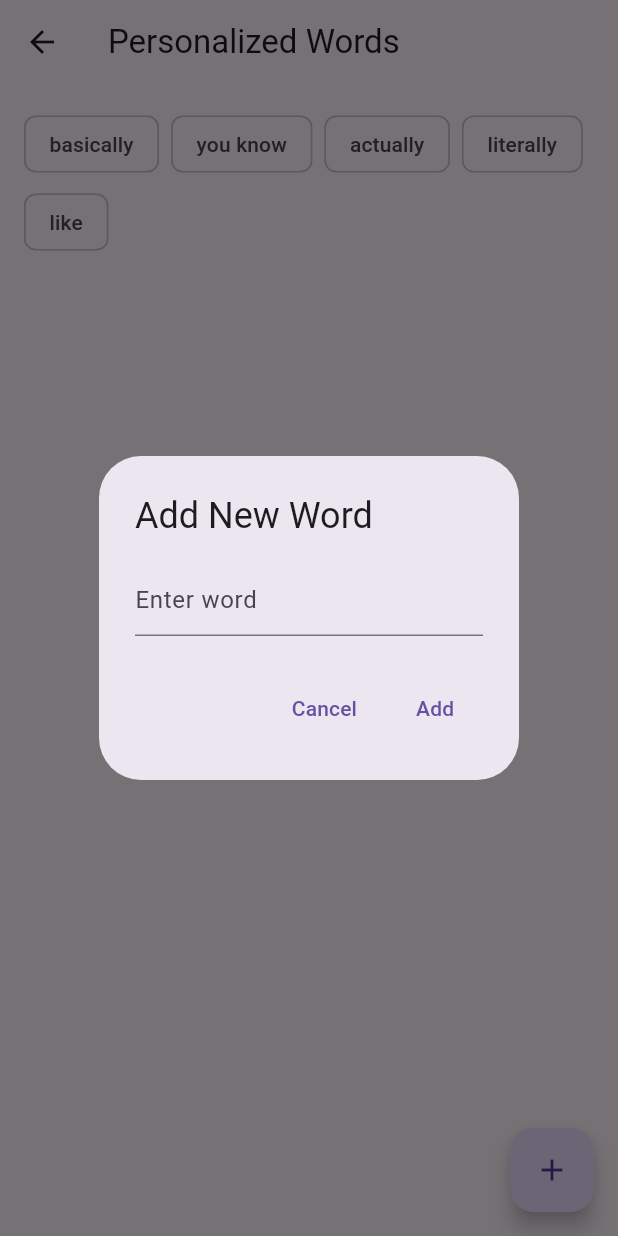
After one commit to BettinaGotiu/licenta_app, a Flutter app: the PersonalizedWordsPage screen opened directly, after a tap on the "add" icon, on a phone screen of 412 x 824 dp. The commit adds this screen. Run offline on Flutter 3.47's test engine with Material 3 defaults, Android fonts, the phone set to English and light mode, and no system bars; our stand-ins replace firebase_auth, firebase_core, speech_to_text, table_calendar; accounts and stored records are empty.

Commit message:
Storing different words based on user preference
The user has the option to choose different words for which the app to keep track by adding words to the list.

```diff
--- a/lib/pages/home_screen.dart
+++ b/lib/pages/home_screen.dart
@@ -7,6 +7,7 @@ import 'calendar_screen.dart'; // Import for expanded calendar screen
 import 'settings_screen.dart'; // Import for settings page
 import 'domain_selection_screen.dart'; // Import for domain selection page
 import 'daily_challenge_screen.dart'; // Import for daily challenge page
+import 'personalized_words_page.dart'; // Import for personalized words page
 
 class HomeScreen extends StatefulWidget {
   const HomeScreen({Key? key}) : super(key: key);
@@ -60,11 +61,20 @@ class _HomeScreenState extends State<HomeScreen> {
                     (route) => false,
                   );
                 });
+              } else if (value == 'Personalized Words') {
+                Navigator.push(
+                  context,
+                  MaterialPageRoute(
+                      builder: (context) => const PersonalizedWordsPage()),
+                );
               }
             },
             itemBuilder: (context) => [
               const PopupMenuItem(value: 'Settings', child: Text('Settings')),
               const PopupMenuItem(value: 'Logout', child: Text('Logout')),
+              const PopupMenuItem(
+                  value: 'Personalized Words',
+                  child: Text('Personalized Words')),
             ],
           ),
         ],
--- /dev/null
+++ b/lib/pages/personalized_words_page.dart
@@ -0,0 +1,80 @@
+import 'package:flutter/material.dart';
+import 'common_words.dart';
+
+class PersonalizedWordsPage extends StatefulWidget {
+  const PersonalizedWordsPage({Key? key}) : super(key: key);
+
+  @override
+  _PersonalizedWordsPageState createState() => _PersonalizedWordsPageState();
+}
+
+class _PersonalizedWordsPageState extends State<PersonalizedWordsPage> {
+  final TextEditingController _wordController = TextEditingController();
+
+  void _addWord(String word) {
+    setState(() {
+      commonWords.add(word);
+    });
+  }
+
+  @override
+  Widget build(BuildContext context) {
+    return Scaffold(
+      appBar: AppBar(
+        title: const Text('Personalized Words'),
+      ),
+      body: Padding(
+        padding: const EdgeInsets.all(16.0),
+        child: Column(
+          children: [
+            Wrap(
+              spacing: 8.0,
+              runSpacing: 4.0,
+              children: commonWords.map((word) {
+                return Chip(
+                  label: Text(word),
+                );
+              }).toList(),
+            ),
+            const Spacer(),
+          ],
+        ),
+      ),
+      floatingActionButton: FloatingActionButton(
+        onPressed: () {
+          showDialog(
+            context: context,
+            builder: (BuildContext context) {
+              return AlertDialog(
+                title: const Text('Add New Word'),
+                content: TextField(
+                  controller: _wordController,
+                  decoration: const InputDecoration(hintText: 'Enter word'),
+                ),
+                actions: [
+                  TextButton(
+                    onPressed: () {
+                      Navigator.of(context).pop();
+                    },
+                    child: const Text('Cancel'),
+                  ),
+                  TextButton(
+                    onPressed: () {
+                      if (_wordController.text.trim().isNotEmpty) {
+                        _addWord(_wordController.text.trim());
+                        _wordController.clear();
+                        Navigator.of(context).pop();
+                      }
+                    },
+                    child: const Text('Add'),
+                  ),
+                ],
+              );
+            },
+          );
+        },
+        child: const Icon(Icons.add),
+      ),
+    );
+  }
+}
```
